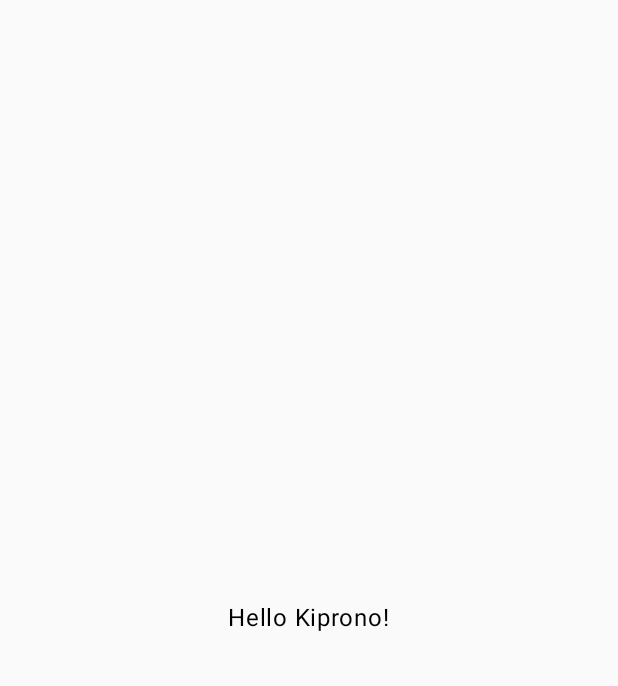
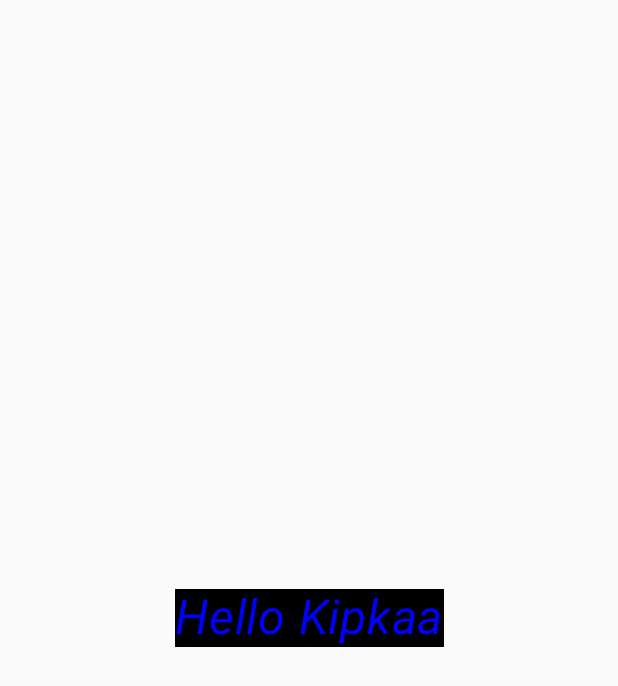
Before and after one commit to ekck/jc-components, an Android app built with Jetpack Compose: the screen it shows after launch (MainActivity), on a phone screen of 412 x 824 dp. Before the commit the part shown is almost empty. Shown: the top 686 px of the screen. Run offline under Robolectric (Android 15) with nearby library versions, the phone set to English and light mode, and no system bars.

```diff
--- a/app/src/main/java/com/zanahtech/jccomponents/MainActivity.kt
+++ b/app/src/main/java/com/zanahtech/jccomponents/MainActivity.kt
@@ -3,15 +3,23 @@ package com.zanahtech.jccomponents
 import android.os.Bundle
 import androidx.activity.ComponentActivity
 import androidx.activity.compose.setContent
+import androidx.compose.foundation.background
+import androidx.compose.foundation.clickable
 import androidx.compose.foundation.layout.Box
 import androidx.compose.foundation.layout.fillMaxSize
+import androidx.compose.foundation.layout.padding
 import androidx.compose.material3.MaterialTheme
 import androidx.compose.material3.Surface
 import androidx.compose.material3.Text
 import androidx.compose.runtime.Composable
 import androidx.compose.ui.Alignment
 import androidx.compose.ui.Modifier
+import androidx.compose.ui.graphics.Color
+import androidx.compose.ui.res.stringResource
+import androidx.compose.ui.text.font.FontStyle
 import androidx.compose.ui.tooling.preview.Preview
+import androidx.compose.ui.unit.dp
+import androidx.compose.ui.unit.sp
 import androidx.core.splashscreen.SplashScreen.Companion.installSplashScreen
 import com.zanahtech.jccomponents.ui.theme.JccomponentsTheme
 
@@ -26,7 +34,7 @@ class MainActivity : ComponentActivity() {
                     modifier = Modifier.fillMaxSize(),
                     contentAlignment = Alignment.Center
                 ) {
-                    Greeting("Kiprono")
+                    LearnTextAndModifiers()
                 }
             }
         }
@@ -34,17 +42,26 @@ class MainActivity : ComponentActivity() {
 }
 
 @Composable
-fun Greeting(name: String, modifier: Modifier = Modifier) {
-    Text(
-        text = "Hello $name!",
-        modifier = modifier
+fun LearnTextAndModifiers(){
+
+    val clickOnText = {}
+    Text(text = stringResource(id = R.string.hello_text),
+        color = Color.Blue,
+        fontSize = 32.sp,
+        fontStyle = FontStyle.Italic,
+        modifier = Modifier
+            .padding(22.dp)
+            .background(Color.Black)
+            .clickable(onClick = clickOnText)
     )
 }
 
 @Preview(showBackground = true)
 @Composable
-fun GreetingPreview() {
+fun  ShowPreview(){
     JccomponentsTheme {
-        Greeting("Kiprono")
+        LearnTextAndModifiers()
     }
+
+
 }
--- a/app/src/main/res/values/strings.xml
+++ b/app/src/main/res/values/strings.xml
@@ -1,3 +1,4 @@
 <resources>
     <string name="app_name">jccomponents</string>
+    <string name="hello_text">Hello Kipkaa</string>
 </resources>
```
